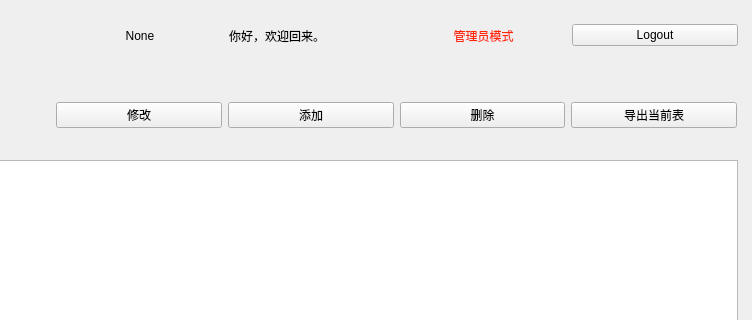
Before: the Qt Designer form UI_Part/SQL_UI/Admin_window.ui in LouSF/SQL_Class, drawn with Qt 5; both pictures show x 253 to 1005 and y 0 to 320 of the 1005 by 808 pixel window.
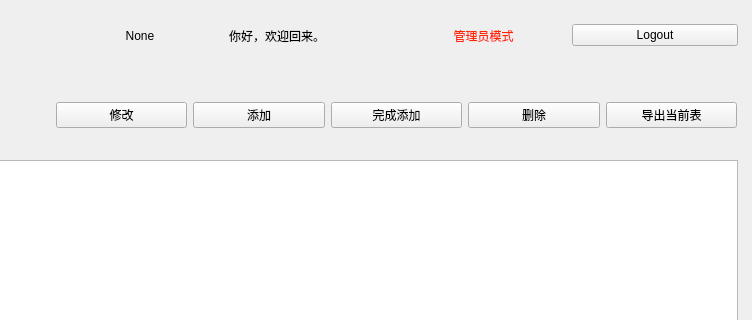
After: the same form once the commit is applied. Icons and pictures are not drawn.

```diff
--- a/UI_Part/SQL_UI/Admin_window.ui
+++ b/UI_Part/SQL_UI/Admin_window.ui
@@ -137,6 +137,13 @@
       </property>
      </widget>
     </item>
+    <item>
+     <widget class="QPushButton" name="Finish_Input_Button">
+      <property name="text">
+       <string>完成添加</string>
+      </property>
+     </widget>
+    </item>
     <item>
      <widget class="QPushButton" name="Del_Button">
       <property name="text">
```
